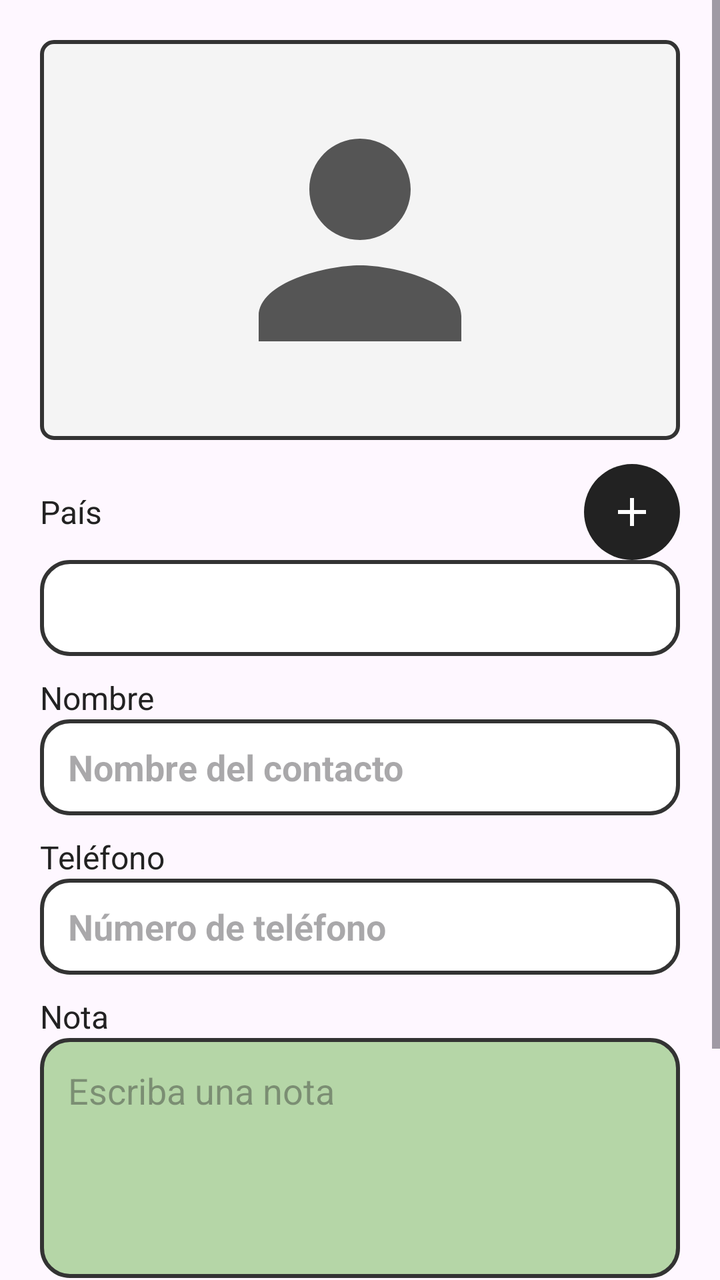
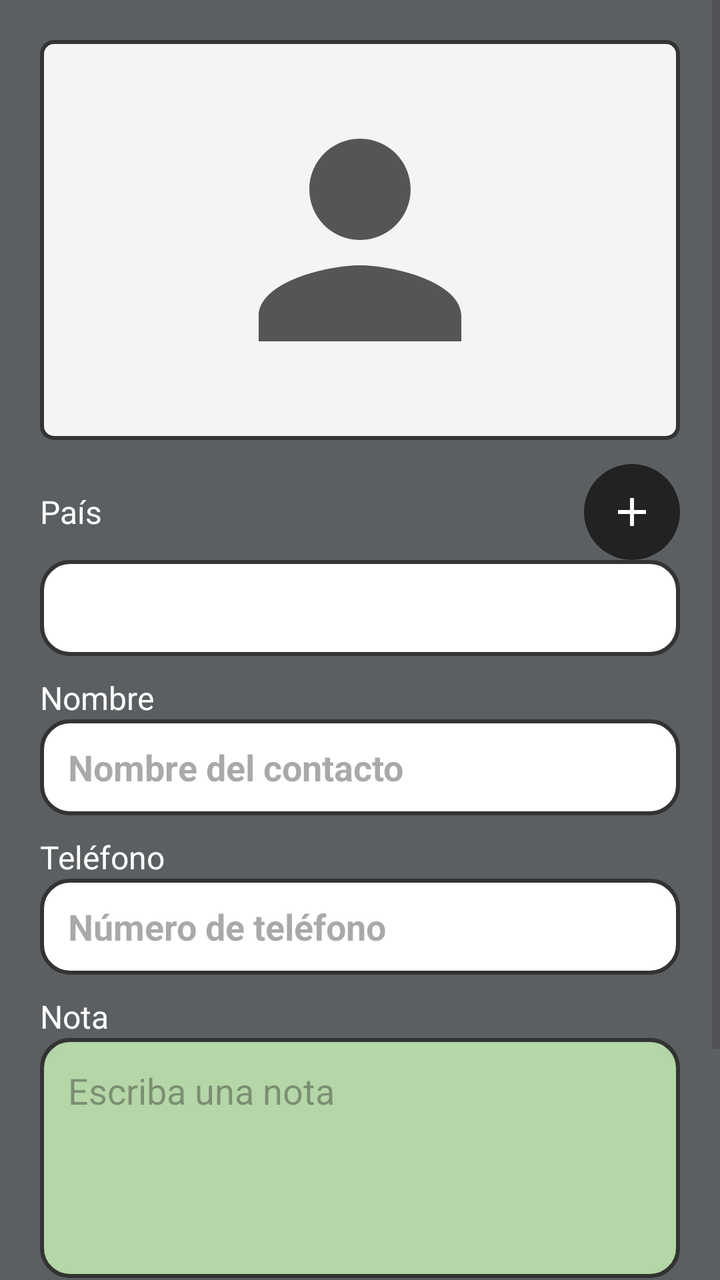

Two renders of the same Android screen: before a commit and after it. Below are the layout's source before the change and the commit's diff.
<!-- AndroidManifest.xml: application theme Theme.Examen_1_Registro_Contacto -->
<!-- res/layout/activity_main.xml -->
<?xml version="1.0" encoding="utf-8"?>
<ScrollView xmlns:android="http://schemas.android.com/apk/res/android"
    android:layout_width="match_parent"
    android:layout_height="match_parent"
    android:fillViewport="true">

    <LinearLayout
        android:layout_width="match_parent"
        android:layout_height="wrap_content"
        android:orientation="vertical"
        android:padding="20dp">

        <ImageView
            android:id="@+id/imgContacto"
            android:layout_width="match_parent"
            android:layout_height="200dp"
            android:background="@drawable/bg_imagen"
            android:contentDescription="@string/imagen_contacto"
            android:padding="24dp"
            android:scaleType="fitCenter"
            android:src="@drawable/ic_person" />

        <LinearLayout
            android:layout_width="match_parent"
            android:layout_height="wrap_content"
            android:layout_marginTop="12dp"
            android:gravity="center_vertical"
            android:orientation="horizontal">

            <TextView
                android:layout_width="0dp"
                android:layout_height="wrap_content"
                android:layout_weight="1"
                android:text="@string/pais"
                android:textColor="@color/texto"
                android:textSize="16sp" />

            <ImageButton
                android:id="@+id/btnAgregarFoto"
                android:layout_width="48dp"
                android:layout_height="48dp"
                android:background="@drawable/bg_circulo_oscuro"
                android:contentDescription="@string/agregar_imagen"
                android:src="@drawable/ic_add" />
        </LinearLayout>

        <Spinner
            android:id="@+id/spPais"
            android:layout_width="match_parent"
            android:layout_height="48dp"
            android:background="@drawable/bg_campo" />

        <TextView
            android:layout_width="wrap_content"
            android:layout_height="wrap_content"
            android:layout_marginTop="10dp"
            android:text="@string/nombre"
            android:textColor="@color/texto"
            android:textSize="16sp" />

        <EditText
            android:id="@+id/etNombre"
            android:layout_width="match_parent"
            android:layout_height="48dp"
            android:background="@drawable/bg_campo"
            android:hint="@string/hint_nombre"
            android:importantForAutofill="no"
            android:inputType="textPersonName|textCapWords"
            android:maxLines="1"
            android:paddingStart="14dp"
            android:paddingEnd="14dp"
            android:textColor="@color/verde_texto"
            android:textStyle="bold" />

        <TextView
            android:layout_width="wrap_content"
            android:layout_height="wrap_content"
            android:layout_marginTop="10dp"
            android:text="@string/telefono"
            android:textColor="@color/texto"
            android:textSize="16sp" />

        <EditText
            android:id="@+id/etTelefono"
            android:layout_width="match_parent"
            android:layout_height="48dp"
            android:background="@drawable/bg_campo"
            android:hint="@string/hint_telefono"
            android:importantForAutofill="no"
            android:inputType="phone"
            android:maxLines="1"
            android:paddingStart="14dp"
            android:paddingEnd="14dp"
            android:textColor="@color/verde_texto"
            android:textStyle="bold" />

        <TextView
            android:layout_width="wrap_content"
            android:layout_height="wrap_content"
            android:layout_marginTop="10dp"
            android:text="@string/nota"
            android:textColor="@color/texto"
            android:textSize="16sp" />

        <EditText
            android:id="@+id/etNota"
            android:layout_width="match_parent"
            android:layout_height="120dp"
            android:background="@drawable/bg_nota"
            android:gravity="top|start"
            android:hint="@string/hint_nota"
            android:importantForAutofill="no"
            android:inputType="textMultiLine|textCapSentences"
            android:padding="14dp"
            android:textColor="@color/texto" />

        <Button
            android:id="@+id/btnSalvar"
            android:layout_width="match_parent"
            android:layout_height="wrap_content"
            android:layout_marginTop="18dp"
            android:backgroundTint="@color/verde_boton"
            android:text="@string/salvar_contacto"
            android:textColor="@android:color/white" />

        <Button
            android:id="@+id/btnContactos"
            android:layout_width="match_parent"
            android:layout_height="wrap_content"
            android:layout_marginTop="8dp"
            android:backgroundTint="@color/azul_boton"
            android:text="@string/contactos_salvados"
            android:textColor="@android:color/white" />
    </LinearLayout>
</ScrollView>
<!-- resources referenced by this layout -->
<resources>
  <color name="azul_boton">#2F6FD0</color>
  <color name="texto">#222222</color>
  <color name="verde_boton">#2E8B3A</color>
  <color name="verde_texto">#2E7D32</color>
  <!-- drawable bg_campo (drawable) -->
  <?xml version="1.0" encoding="utf-8"?>
  <shape xmlns:android="http://schemas.android.com/apk/res/android" android:shape="rectangle">
      <solid android:color="@android:color/white" />
      <stroke android:width="2dp" android:color="@color/borde" />
      <corners android:radius="14dp" />
  
  </shape>
  <!-- drawable bg_circulo_oscuro (drawable) -->
  <?xml version="1.0" encoding="utf-8"?>
  <shape xmlns:android="http://schemas.android.com/apk/res/android" android:shape="oval">
      <solid android:color="#222222" />
  
  </shape>
  <!-- drawable bg_imagen (drawable) -->
  <?xml version="1.0" encoding="utf-8"?>
  <shape xmlns:android="http://schemas.android.com/apk/res/android" android:shape="rectangle">
      <solid android:color="#F4F4F4" />
      <stroke android:width="2dp" android:color="@color/borde" />
      <corners android:radius="6dp" />
  
  </shape>
  <!-- drawable bg_nota (drawable) -->
  <?xml version="1.0" encoding="utf-8"?>
  <shape xmlns:android="http://schemas.android.com/apk/res/android" android:shape="rectangle">
      <solid android:color="@color/nota_fondo" />
      <stroke android:width="2dp" android:color="@color/borde" />
      <corners android:radius="14dp" />
  
  </shape>
  <!-- drawable ic_add (drawable) -->
  <?xml version="1.0" encoding="utf-8"?>
  <vector xmlns:android="http://schemas.android.com/apk/res/android"
      android:width="24dp" android:height="24dp"
      android:viewportWidth="24" android:viewportHeight="24">
      <path android:fillColor="#FFFFFF"
          android:pathData="M19,13h-6v6h-2v-6H5v-2h6V5h2v6h6v2z" />
  
  </vector>
  <!-- drawable ic_person (drawable) -->
  <?xml version="1.0" encoding="utf-8"?>
  <vector xmlns:android="http://schemas.android.com/apk/res/android"
      android:width="96dp" android:height="96dp"
      android:viewportWidth="24" android:viewportHeight="24">
      <path android:fillColor="#555555"
          android:pathData="M12,12c2.21,0 4,-1.79 4,-4s-1.79,-4 -4,-4 -4,1.79 -4,4 1.79,4 4,4zM12,14c-2.67,0 -8,1.34 -8,4v2h16v-2c0,-2.66 -5.33,-4 -8,-4z" />
  
  </vector>
  <string name="agregar_imagen">Agregar imagen</string>
  <string name="contactos_salvados">Contactos Salvados</string>
  <string name="hint_nombre">Nombre del contacto</string>
  <string name="hint_nota">Escriba una nota</string>
  <string name="hint_telefono">Número de teléfono</string>
  <string name="imagen_contacto">Imagen del Contacto</string>
  <string name="nombre">Nombre</string>
  <string name="nota">Nota</string>
  <string name="pais">País</string>
  <string name="salvar_contacto">Salvar Contacto</string>
  <string name="telefono">Teléfono</string>
  <style name="Theme.Examen_1_Registro_Contacto" parent="Base.Theme.Examen_1_Registro_Contacto" />
  <color name="borde">#333333</color>
  <color name="nota_fondo">#B5D6A7</color>
  <style name="Base.Theme.Examen_1_Registro_Contacto" parent="Theme.Material3.DayNight.NoActionBar">
          <item name="colorPrimary">@color/azul_boton</item>
          <item name="colorPrimaryVariant">@color/azul_boton</item>
          <item name="colorOnPrimary">@android:color/white</item>
          <item name="android:statusBarColor">@color/azul_boton</item>
      </style>
</resources>

<!-- the commit's change to res/layout/activity_main.xml (unified diff, before → after) -->
@@ -7,6 +7,7 @@
     <LinearLayout
         android:layout_width="match_parent"
         android:layout_height="wrap_content"
+        android:background="@color/material_dynamic_neutral40"
         android:orientation="vertical"
         android:padding="20dp">
 
@@ -32,7 +33,7 @@
                 android:layout_height="wrap_content"
                 android:layout_weight="1"
                 android:text="@string/pais"
-                android:textColor="@color/texto"
+                android:textColor="@color/white"
                 android:textSize="16sp" />
 
             <ImageButton
@@ -55,7 +56,7 @@
             android:layout_height="wrap_content"
             android:layout_marginTop="10dp"
             android:text="@string/nombre"
-            android:textColor="@color/texto"
+            android:textColor="@color/white"
             android:textSize="16sp" />
 
         <EditText
@@ -77,7 +78,7 @@
             android:layout_height="wrap_content"
             android:layout_marginTop="10dp"
             android:text="@string/telefono"
-            android:textColor="@color/texto"
+            android:textColor="@color/white"
             android:textSize="16sp" />
 
         <EditText
@@ -99,7 +100,7 @@
             android:layout_height="wrap_content"
             android:layout_marginTop="10dp"
             android:text="@string/nota"
-            android:textColor="@color/texto"
+            android:textColor="@color/white"
             android:textSize="16sp" />
 
         <EditText
@@ -112,7 +113,7 @@
             android:importantForAutofill="no"
             android:inputType="textMultiLine|textCapSentences"
             android:padding="14dp"
-            android:textColor="@color/texto" />
+            android:textColor="@color/borde" />
 
         <Button
             android:id="@+id/btnSalvar"
<!-- resource entries referenced after the edit -->
@@ -1,9 +1,9 @@
 <!-- resources referenced by this layout -->
 <resources>
   <color name="azul_boton">#2F6FD0</color>
-  <color name="texto">#222222</color>
   <color name="verde_boton">#2E8B3A</color>
   <color name="verde_texto">#2E7D32</color>
+  <color name="white">#FFFFFFFF</color>
   <!-- drawable bg_campo (drawable) -->
   <?xml version="1.0" encoding="utf-8"?>
   <shape xmlns:android="http://schemas.android.com/apk/res/android" android:shape="rectangle">
